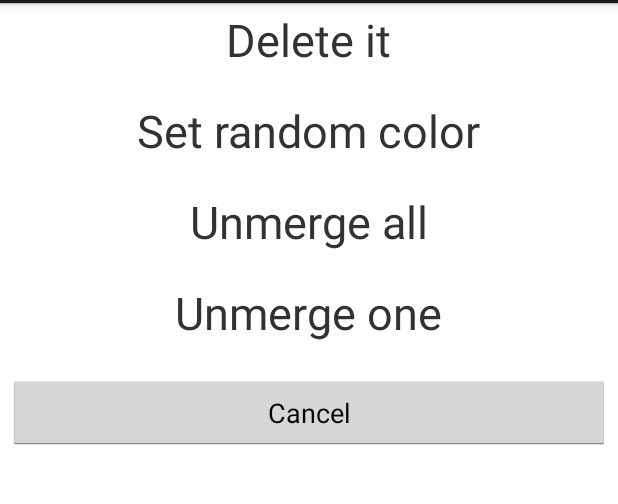
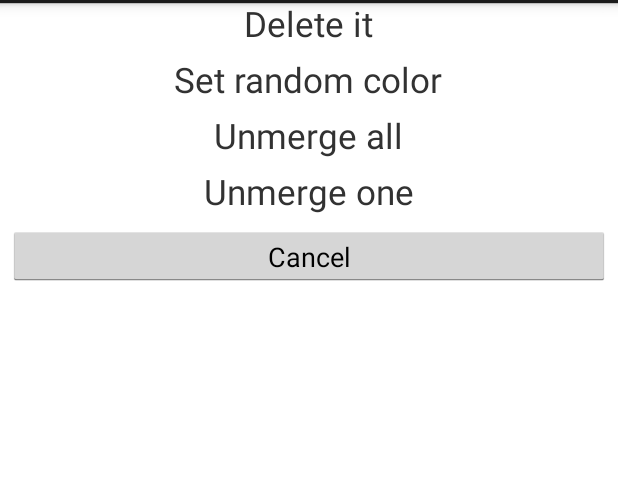
Before and after one commit to kolomiec/simple-solver, an Android app: the layout merge_shape_options_fragment.xml on its own in the app's theme, with its tools: preview values and no code run, on a phone screen of 412 x 824 dp, the part 69-573 px from its top. Run offline under Robolectric (Android 15) with nearby library versions, the phone set to English and light mode, and no system bars.

Commit message:
Fixed bugs

```diff
--- a/Simplesolver/src/main/AndroidManifest.xml
+++ b/Simplesolver/src/main/AndroidManifest.xml
@@ -16,7 +16,7 @@
         <activity
                 android:name=".activities.MainActivity"
                 android:label="@string/app_name"
-                android:screenOrientation="portrait">
+                android:screenOrientation="landscape">
             <intent-filter>
                 <action android:name="android.intent.action.MAIN"/>
                 <category android:name="android.intent.category.LAUNCHER"/>
--- a/Simplesolver/src/main/java/uk/ks/jarvis/solver/activities/MainActivity.java
+++ b/Simplesolver/src/main/java/uk/ks/jarvis/solver/activities/MainActivity.java
@@ -10,7 +10,6 @@ import uk.ks.jarvis.solver.CoordinatePlane.SystemInformation;
 import uk.ks.jarvis.solver.R;
 
 public class MainActivity extends FragmentActivity implements View.OnTouchListener, View.OnLongClickListener {
-    private DisplayMetrics displayMetrics;
     @Override
     protected void onCreate(Bundle savedInstanceState) {
         super.onCreate(savedInstanceState);
@@ -35,7 +34,7 @@ public class MainActivity extends FragmentActivity implements View.OnTouchListen
         return true;
     }
     private void setSystemInformation() {
-        displayMetrics = getBaseContext().getResources().getDisplayMetrics();
+        DisplayMetrics displayMetrics = getBaseContext().getResources().getDisplayMetrics();
         SystemInformation.DISPLAY_WIDTH = displayMetrics.widthPixels;
         SystemInformation.DISPLAY_HEIGHT = displayMetrics.heightPixels;
     }
--- a/Simplesolver/src/main/java/uk/ks/jarvis/solver/shapes/Line.java
+++ b/Simplesolver/src/main/java/uk/ks/jarvis/solver/shapes/Line.java
@@ -34,7 +34,6 @@ public class Line implements Shape {
         setPoint(drawedPoint1, point1);
         setPoint(drawedPoint2, point2);
         color = StaticData.getRandomColor();
-
     }
 
     @Override
@@ -53,7 +52,8 @@ public class Line implements Shape {
 
     @Override
     public String toString() {
-        return "Line " + label1 + label2 + " - x1: " + Math.round(point1.getX()) + ", y1: " + Math.round(point1.getY()) + ", x2: " + Math.round(point2.getX()) + ", y2: " + Math.round(point2.getY());
+        return "Line " + label1 + label2 + " - x1: " + Math.round(drawedPoint1.getX()) + ", y1: " + Math.round(drawedPoint1.getY()) +
+                ", x2: " + Math.round(drawedPoint2.getX()) + ", y2: " + Math.round(drawedPoint2.getY());
     }
 
     @Override
@@ -204,7 +204,6 @@ public class Line implements Shape {
     }
 
     public boolean isDotTouched(Point p1, Point p2) {
-
         float delta = 20f;
         if ((p1.getX() < (p2.getX() + delta)) && (p1.getX() > (p2.getX() - delta)))
             if ((p1.getY() < (p2.getY() + delta)) && (p1.getY() > (p2.getY() - delta))) {
--- a/Simplesolver/src/main/res/layout/activity_main.xml
+++ b/Simplesolver/src/main/res/layout/activity_main.xml
@@ -8,7 +8,7 @@
     <fragment class="uk.ks.jarvis.solver.fragments.LogFragment"
               android:id="@+id/logFragment"
               android:layout_width="0dp"
-              android:layout_weight=".00001"
+              android:layout_weight=".03"
               android:layout_height="match_parent"/>
     <!--"Fragment B" -->
     <fragment class="uk.ks.jarvis.solver.fragments.BaseHolderFragment"
--- a/Simplesolver/src/main/res/layout/merge_shape_options_fragment.xml
+++ b/Simplesolver/src/main/res/layout/merge_shape_options_fragment.xml
@@ -13,13 +13,13 @@
             android:id="@+id/delete_shape"
             android:layout_width="wrap_content"
             android:layout_height="wrap_content"
-            android:layout_marginTop="4dp"
+            android:layout_marginTop="-2dp"
             android:layout_marginLeft="4dp"
             android:layout_marginRight="4dp"
-            android:layout_marginBottom="16dp"
+            android:layout_marginBottom="2dp"
             android:fontFamily="sans-serif"
             android:text="Delete it"
-            android:textSize="30sp"
+            android:textSize="23sp"
             android:layout_gravity="center"/>
     <TextView
             android:id="@+id/change_color"
@@ -28,10 +28,10 @@
             android:layout_marginTop="4dp"
             android:layout_marginLeft="4dp"
             android:layout_marginRight="4dp"
-            android:layout_marginBottom="16dp"
+            android:layout_marginBottom="2dp"
             android:fontFamily="sans-serif"
             android:text="Set random color"
-            android:textSize="30sp"
+            android:textSize="23sp"
             android:layout_gravity="center"/>
     <TextView
             android:id="@+id/unmerge_all"
@@ -40,10 +40,10 @@
             android:layout_marginTop="4dp"
             android:layout_marginLeft="4dp"
             android:layout_marginRight="4dp"
-            android:layout_marginBottom="16dp"
+            android:layout_marginBottom="2dp"
             android:fontFamily="sans-serif"
             android:text="Unmerge all"
-            android:textSize="30sp"
+            android:textSize="23sp"
             android:layout_gravity="center"/>
     <TextView
             android:id="@+id/disconnect_figure"
@@ -52,10 +52,10 @@
             android:layout_marginTop="4dp"
             android:layout_marginLeft="4dp"
             android:layout_marginRight="4dp"
-            android:layout_marginBottom="16dp"
+            android:layout_marginBottom="2dp"
             android:fontFamily="sans-serif"
             android:text="Unmerge one"
-            android:textSize="30sp"
+            android:textSize="23sp"
             android:layout_gravity="center"/>
 
     <LinearLayout
@@ -66,7 +66,7 @@
         <Button android:id="@+id/cancelButton"
                 android:layout_width="0dp"
                 android:layout_weight=".45"
-                android:layout_height="50dp"
+                android:layout_height="40dp"
                 android:layout_margin="5dp"
                 android:text="@string/cancelButton"/>
     </LinearLayout>
--- a/Simplesolver/src/main/res/layout/shape_options_fragment.xml
+++ b/Simplesolver/src/main/res/layout/shape_options_fragment.xml
@@ -16,7 +16,7 @@
             android:layout_marginTop="4dp"
             android:layout_marginLeft="4dp"
             android:layout_marginRight="4dp"
-            android:layout_marginBottom="16dp"
+            android:layout_marginBottom="2dp"
             android:fontFamily="sans-serif"
             android:text="Delete it"
             android:textSize="30sp"
@@ -28,7 +28,7 @@
             android:layout_marginTop="4dp"
             android:layout_marginLeft="4dp"
             android:layout_marginRight="4dp"
-            android:layout_marginBottom="16dp"
+            android:layout_marginBottom="2dp"
             android:fontFamily="sans-serif"
             android:text="Set random color"
             android:textSize="30sp"
@@ -42,7 +42,7 @@
         <Button android:id="@+id/cancelButton"
                 android:layout_width="0dp"
                 android:layout_weight=".45"
-                android:layout_height="50dp"
+                android:layout_height="40dp"
                 android:layout_margin="5dp"
                 android:text="@string/cancelButton"/>
     </LinearLayout>
```
Also changed, not shown: Simplesolver/src/main/java/uk/ks/jarvis/solver/CoordinatePlane/CoordinateSystem.java (+26 -16 lines), Simplesolver/src/main/java/uk/ks/jarvis/solver/holders/BaseHolder.java (+14 -3 lines), Simplesolver/src/main/res/layout/create_figure_dialog.xml (+5 -5 lines).
